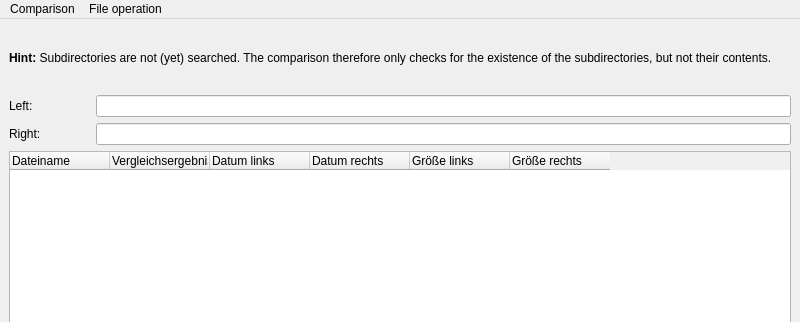
Qt form directorycomparewindow.ui (striezel/qt-commander) before a commit; both pictures show x 0 to 800 and y 0 to 322 of the 800 by 600 pixel window.
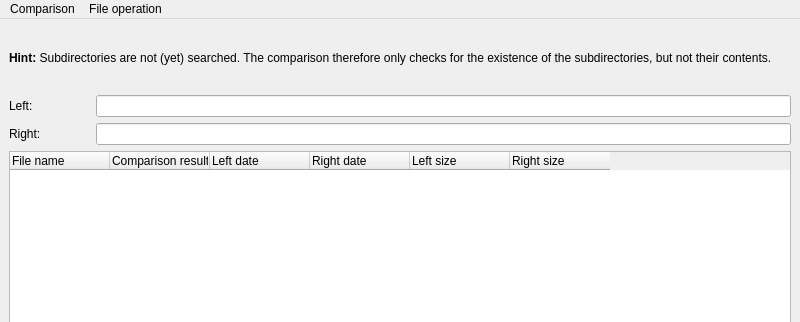
The same form after that commit. Icons and pictures are not drawn.

Commit message: improve translation in some dialogs

```diff
--- a/directorycomparewindow.ui
+++ b/directorycomparewindow.ui
@@ -96,32 +96,32 @@
       </attribute>
       <column>
        <property name="text">
-        <string>Dateiname</string>
+        <string>File name</string>
        </property>
       </column>
       <column>
        <property name="text">
-        <string>Vergleichsergebnis</string>
+        <string>Comparison result</string>
        </property>
       </column>
       <column>
        <property name="text">
-        <string>Datum links</string>
+        <string>Left date</string>
        </property>
       </column>
       <column>
        <property name="text">
-        <string>Datum rechts</string>
+        <string>Right date</string>
        </property>
       </column>
       <column>
        <property name="text">
-        <string>Größe links</string>
+        <string>Left size</string>
        </property>
       </column>
       <column>
        <property name="text">
-        <string>Größe rechts</string>
+        <string>Right size</string>
        </property>
       </column>
      </widget>
```
The commit also changes 5 other files.
